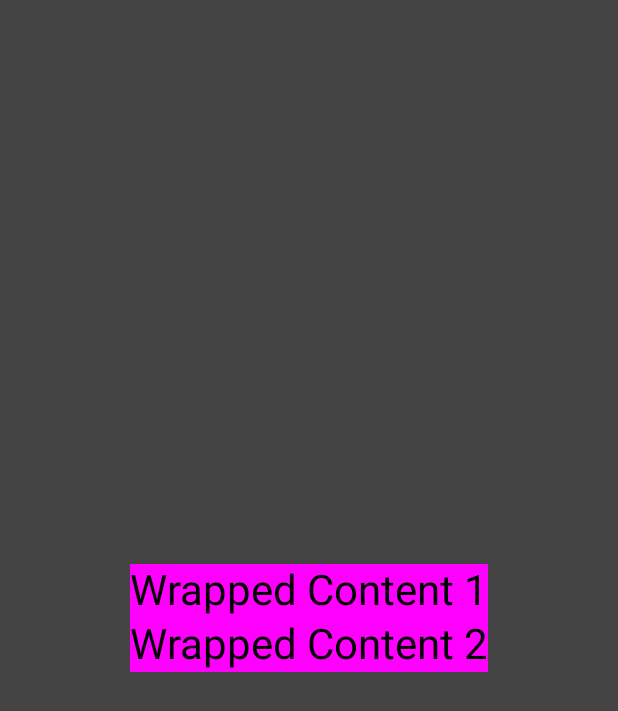
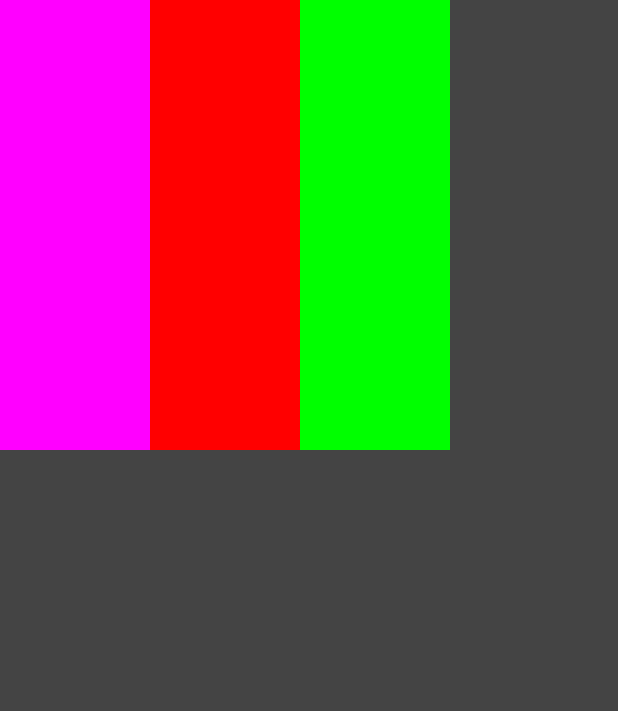
Before and after one commit to SanikaVanjari/Compose_Practice, an Android app built with Jetpack Compose: the screen it shows after launch (MainActivity), on a phone screen of 412 x 824 dp. Shown: the top 711 px of the screen. Run offline under Robolectric (Android 15) with nearby library versions, the phone set to English and light mode, and no system bars.

```diff
--- a/app/src/main/java/com/example/compose1/MainActivity.kt
+++ b/app/src/main/java/com/example/compose1/MainActivity.kt
@@ -9,8 +9,10 @@ import androidx.compose.foundation.clickable
 import androidx.compose.foundation.layout.Column
 import androidx.compose.foundation.layout.Row
 import androidx.compose.foundation.layout.fillMaxSize
+import androidx.compose.foundation.layout.height
 import androidx.compose.foundation.layout.padding
 import androidx.compose.foundation.layout.size
+import androidx.compose.foundation.layout.width
 import androidx.compose.foundation.layout.wrapContentSize
 import androidx.compose.material3.MaterialTheme
 import androidx.compose.material3.Scaffold
@@ -39,22 +41,22 @@ class MainActivity : ComponentActivity() {
 @Composable
 fun MainScreen(modifier: Modifier = Modifier) {
     Surface(color = Color.DarkGray, modifier = Modifier.fillMaxSize()) {
-        Surface(
-            color = Color.Magenta,
-            modifier = Modifier.wrapContentSize(align = Alignment.Center)
-        ) {
-            Column {
-                Text(
-                    text = "Wrapped Content 1",
-                    style = MaterialTheme.typography.headlineMedium
-                )
-                Text(
-                    text = "Wrapped Content 2",
-                    style = MaterialTheme.typography.headlineMedium
-                )
-            }
+        Row {
+            HorizontalColorBar(Color.Magenta)
+            HorizontalColorBar(Color.Red)
+            HorizontalColorBar(Color.Green)
         }
     }
+}
+
+@Composable
+fun HorizontalColorBar(color: Color) {
+    Surface(
+        color = color,
+        modifier = Modifier
+            .height(300.dp)
+            .width(100.dp)
+    ) { }
 }
 
 @Preview(showBackground = true)
```
